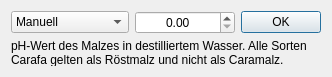
This is kleiner-brauhelfer/dialogs/dlgphmalz.ui in kleiner-brauhelfer/kleiner-brauhelfer-2 as Qt 5 draws it before an edit. The edited form follows.
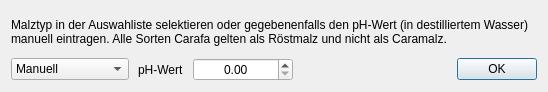
This is the edited form. Custom widgets are drawn as their Qt base class.

What changed in the file:
```diff
--- a/kleiner-brauhelfer/dialogs/dlgphmalz.ui
+++ b/kleiner-brauhelfer/dialogs/dlgphmalz.ui
@@ -6,8 +6,8 @@
    <rect>
     <x>0</x>
     <y>0</y>
-    <width>319</width>
-    <height>77</height>
+    <width>548</width>
+    <height>92</height>
    </rect>
   </property>
   <property name="windowTitle">
@@ -17,8 +17,21 @@
    <bool>true</bool>
   </property>
   <layout class="QVBoxLayout" name="verticalLayout">
+   <item>
+    <widget class="QLabel" name="label_2">
+     <property name="text">
+      <string>Malztyp in der Auswahliste selektieren oder gegebenenfalls den pH-Wert (in destilliertem Wasser) manuell eintragen. Alle Sorten Carafa gelten als Röstmalz und nicht als Caramalz.</string>
+     </property>
+     <property name="wordWrap">
+      <bool>true</bool>
+     </property>
+    </widget>
+   </item>
    <item>
     <layout class="QHBoxLayout" name="horizontalLayout">
+     <property name="spacing">
+      <number>9</number>
+     </property>
      <item>
       <widget class="QComboBox" name="cbTyp">
        <item>
@@ -43,6 +56,13 @@
        </item>
       </widget>
      </item>
+     <item>
+      <widget class="QLabel" name="label">
+       <property name="text">
+        <string>pH-Wert</string>
+       </property>
+      </widget>
+     </item>
      <item>
       <widget class="DoubleSpinBox" name="tbPh">
        <property name="minimumSize">
@@ -80,16 +100,6 @@
      </item>
     </layout>
    </item>
-   <item>
-    <widget class="QLabel" name="label">
-     <property name="text">
-      <string>pH-Wert des Malzes in destilliertem Wasser. Alle Sorten Carafa gelten als Röstmalz und nicht als Caramalz.</string>
-     </property>
-     <property name="wordWrap">
-      <bool>true</bool>
-     </property>
-    </widget>
-   </item>
   </layout>
  </widget>
  <customwidgets>
```
